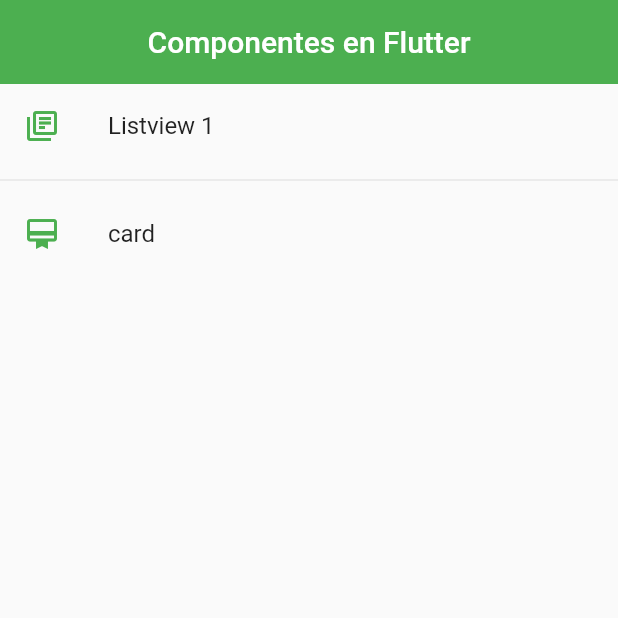
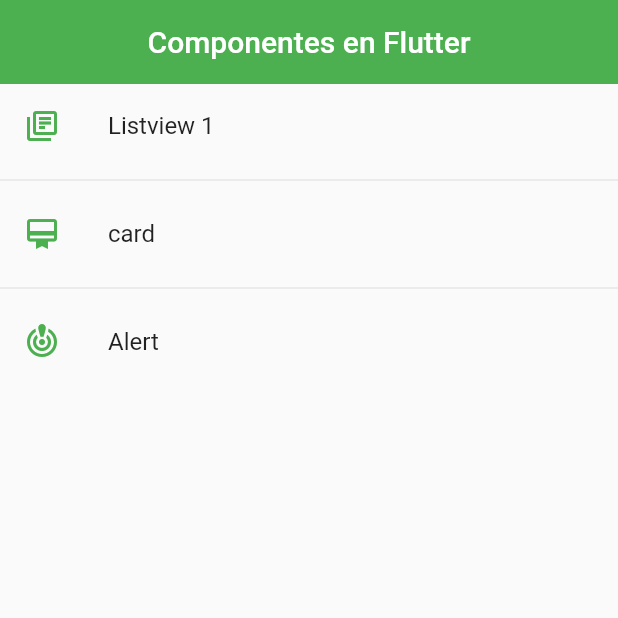
Before and after one commit to Akrata/curso-Flutter, a Flutter app: the screen it shows after launch, on a phone screen of 412 x 824 dp, the top half of it. Run offline on Flutter 3.47's test engine with Material 2 defaults, Android fonts, the phone set to English and light mode, and no system bars.

Commit message:
components_4

```diff
--- a/components_app/lib/router/app_routes.dart
+++ b/components_app/lib/router/app_routes.dart
@@ -23,6 +23,11 @@ class AppRoutes {
         name: 'card',
         screen: CardScreen(),
         icon: Icons.card_membership_outlined),
+    MenuOptions(
+        route_dir: 'alert',
+        name: 'Alert',
+        screen: AlertScreen(),
+        icon: Icons.crisis_alert),
   ];
 
   static Map<String, Widget Function(BuildContext)> getAppRoutes() {
--- a/components_app/lib/screens/screens.dart
+++ b/components_app/lib/screens/screens.dart
@@ -1,3 +1,5 @@
+export 'package:components_app/screens/alert_screen.dart';
+
 export 'package:components_app/screens/home_screen.dart';
 
 export 'package:components_app/screens/listview1_screen.dart';
--- a/components_app/lib/themes/app_theme.dart
+++ b/components_app/lib/themes/app_theme.dart
@@ -13,5 +13,16 @@ class AppTheme {
     textButtonTheme: TextButtonThemeData(
       style: TextButton.styleFrom(primary: primary),
     ),
+
+    floatingActionButtonTheme: FloatingActionButtonThemeData(
+      backgroundColor: primary,
+    ),
+
+    elevatedButtonTheme: ElevatedButtonThemeData(
+      style: ElevatedButton.styleFrom(
+        primary: primary,
+        shape: StadiumBorder(),
+      ),
+    ),
   );
 }
```
Also changed, not shown: components_app/lib/screens/alert_screen.dart (added, +104 -0 lines).
